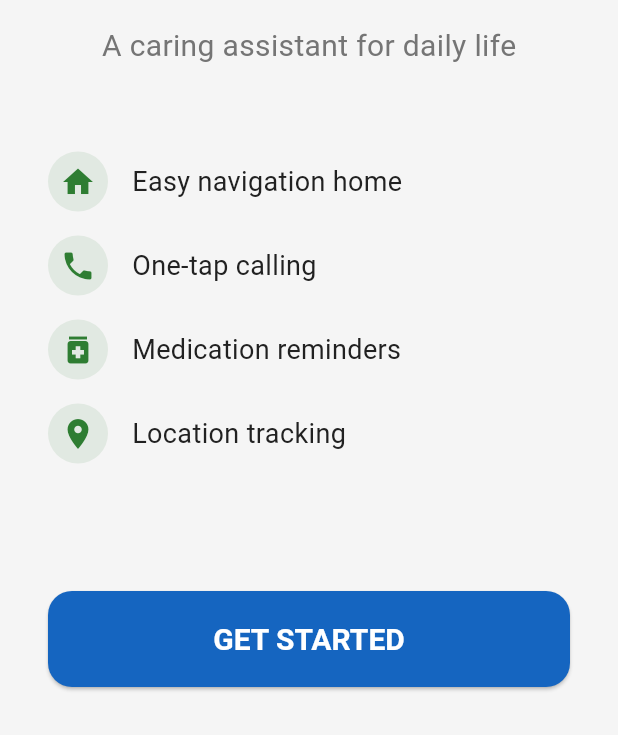
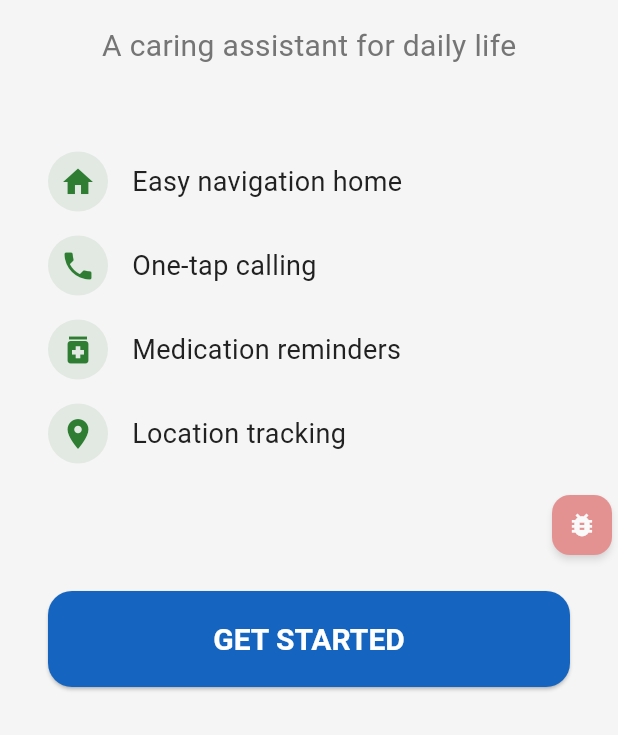
Before and after one commit to sosmartapps/lumina, a Flutter app: the screen it shows after launch, on a phone screen of 412 x 824 dp, the part 501-1236 px from its top. Run offline on Flutter 3.47's test engine with Material 3 defaults, Android fonts, the phone set to English and light mode, and no system bars; drawn by our look-alikes of screenshot; our stand-ins replace app_links, audioplayers, battery_plus, cached_network_image, cloud_firestore, device_info_plus and 24 more; missing offline and left inert: flutter_background_service, google_mlkit_text_recognition, map_launcher, purchases_flutter; accounts and stored records are empty; generated files the repository leaves out were written again; network calls fail.

Commit message:
chore: wire up bug reporter FAB + Android build config

```diff
--- a/lib/main.dart
+++ b/lib/main.dart
@@ -98,6 +98,9 @@ class CaregiverApp extends StatelessWidget {
       theme: AppTheme.lightTheme,
       darkTheme: AppTheme.darkTheme,
       themeMode: ThemeMode.light, // Default to light for better visibility
+      builder: (context, child) {
+        return BugReportFab(child: child ?? const SizedBox.shrink());
+      },
       home: const SplashScreen(),
     );
   }
--- a/packages/bug_reporter/lib/bug_reporter.dart
+++ b/packages/bug_reporter/lib/bug_reporter.dart
@@ -9,6 +9,7 @@ export 'services/crash_handler.dart';
 export 'services/screenshot_service.dart';
 export 'services/voice_recorder.dart';
 export 'services/report_uploader.dart';
+export 'ui/bug_report_fab.dart';
 export 'ui/bug_report_sheet.dart';
 export 'ui/photo_picker_widget.dart';
 export 'bug_reporter_initializer.dart';
--- /dev/null
+++ b/packages/bug_reporter/lib/ui/bug_report_fab.dart
@@ -0,0 +1,58 @@
+import 'package:flutter/material.dart';
+import 'bug_report_sheet.dart';
+
+/// Persistent draggable floating bug-report button.
+/// Wrap your app's root widget with this overlay.
+class BugReportFab extends StatefulWidget {
+  final Widget child;
+
+  const BugReportFab({super.key, required this.child});
+
+  @override
+  State<BugReportFab> createState() => _BugReportFabState();
+}
+
+class _BugReportFabState extends State<BugReportFab> {
+  double _right = 4;
+  double _bottom = 120;
+  double _opacity = 0.5;
+
+  @override
+  Widget build(BuildContext context) {
+    return Stack(
+      children: [
+        widget.child,
+        Positioned(
+          right: _right,
+          bottom: _bottom,
+          child: GestureDetector(
+            onPanUpdate: (d) => setState(() {
+              _right = (_right - d.delta.dx).clamp(0.0, MediaQuery.of(context).size.width - 44);
+              _bottom = (_bottom - d.delta.dy).clamp(0.0, MediaQuery.of(context).size.height - 44);
+              _opacity = 1.0;
+            }),
+            onPanEnd: (_) => setState(() => _opacity = 0.5),
+            child: Opacity(
+              opacity: _opacity,
+              child: SizedBox(
+                width: 40,
+                height: 40,
+                child: FloatingActionButton(
+                  heroTag: 'bug_report_fab',
+                  mini: true,
+                  backgroundColor: Colors.red.shade700,
+                  elevation: 2,
+                  onPressed: () {
+                    setState(() => _opacity = 1.0);
+                    BugReportSheet.show(context);
+                  },
+                  child: const Icon(Icons.bug_report, color: Colors.white, size: 20),
+                ),
+              ),
+            ),
+          ),
+        ),
+      ],
+    );
+  }
+}
```
Also changed, not shown: 1 other file.
